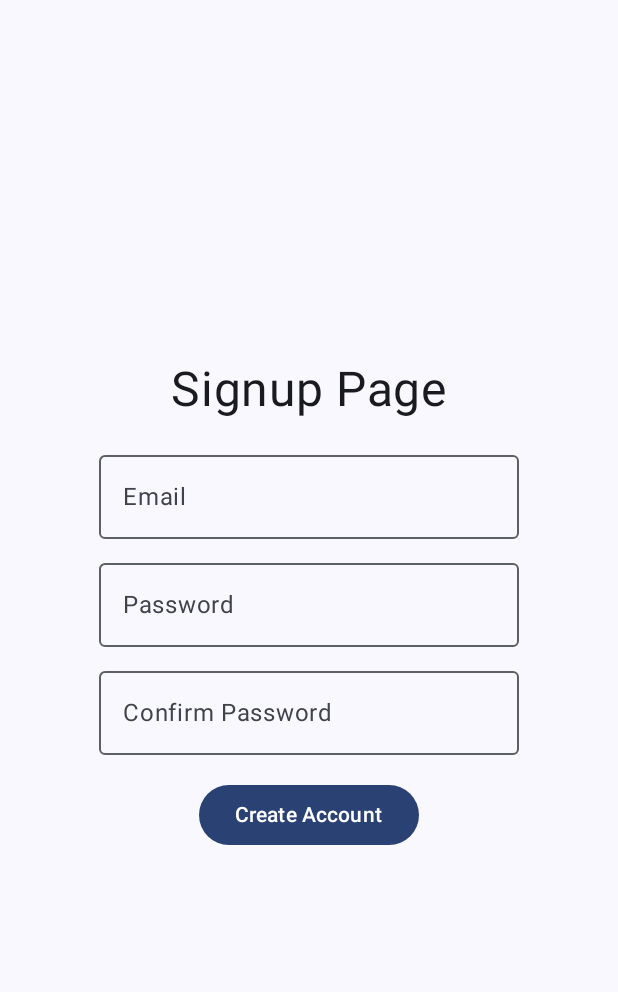
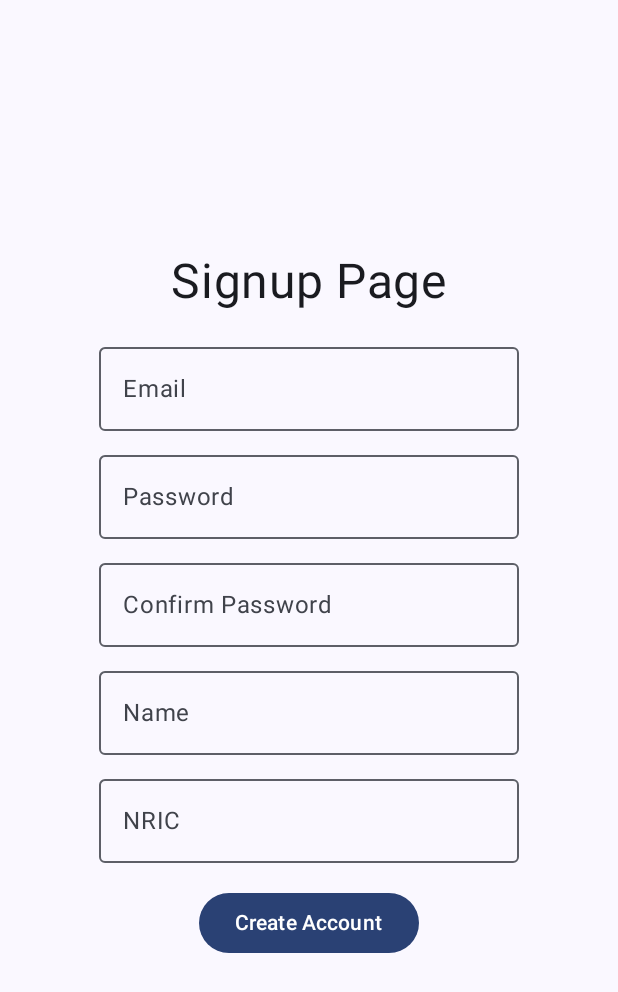
Before and after one commit to xwlow/INF2007_Project, an Android app built with Jetpack Compose: the screen it shows after launch (MainActivity), after a tap on "Don't Have an Account? Sign Up Now!", on a phone screen of 412 x 824 dp. Shown: the top 992 px of the screen. Run offline under Robolectric (Android 15) with nearby library versions, the phone set to English and light mode, and no system bars; our stand-ins replace Firebase (no records; nobody signed in at launch, a user with empty details on screens opened directly), livedata-compose.

Commit message:
updated register

```diff
--- a/app/src/main/java/com/example/inf2007_project/AuthViewModel.kt
+++ b/app/src/main/java/com/example/inf2007_project/AuthViewModel.kt
@@ -62,6 +62,8 @@ class AuthViewModel : ViewModel(){
                     _authState.value = AuthState.Error(task.exception?.message?:"Something went wrong")
                 }
             }
+
+
     }
 
     fun signout(){
--- a/app/src/main/java/com/example/inf2007_project/pages/SignupPage.kt
+++ b/app/src/main/java/com/example/inf2007_project/pages/SignupPage.kt
@@ -26,6 +26,8 @@ import androidx.compose.ui.unit.sp
 import androidx.navigation.NavController
 import com.example.inf2007_project.AuthState
 import com.example.inf2007_project.AuthViewModel
+import com.google.firebase.auth.FirebaseAuth
+import com.google.firebase.firestore.FirebaseFirestore
 
 @Composable
 fun SignupPage(modifier: Modifier = Modifier, navController : NavController, authViewModel: AuthViewModel){
@@ -38,7 +40,14 @@ fun SignupPage(modifier: Modifier = Modifier, navController : NavController, aut
     var cfmPassword by remember {
         mutableStateOf("")
     }
-
+    var name by remember {
+        mutableStateOf("")
+    }
+    var nric by remember {
+        mutableStateOf("")
+    }
+    val db = FirebaseFirestore.getInstance()
+    //val auth = FirebaseAuth.getInstance()
     val authState = authViewModel.authState.observeAsState()
     val context = LocalContext.current
 
@@ -94,13 +103,51 @@ fun SignupPage(modifier: Modifier = Modifier, navController : NavController, aut
             singleLine = true
         )
 
+        Spacer(modifier = Modifier.height(8.dp))
+
+        OutlinedTextField(value = name, onValueChange = {
+            name = it
+        },
+            label = {
+                Text(text = "Name")
+            },
+            singleLine = true
+        )
+
+        Spacer(modifier = Modifier.height(8.dp))
+
+        OutlinedTextField(value = nric, onValueChange = {
+            nric = it
+        },
+            label = {
+                Text(text = "NRIC")
+            },
+            singleLine = true
+        )
+
         Spacer(modifier = Modifier.height(16.dp))
 
         Button(onClick = {
+            val data = mutableMapOf<String, Any>()
+
+//          data["category"] = selectedCategory
+            data["name"] = name
+            data["nric"] = nric
+            data["email"] = email
             if (password == cfmPassword) {
                 authViewModel.signup(email, password)
-                Toast.makeText(context, "Account Successfully Created!", Toast.LENGTH_SHORT).show()
-                navController.navigate("Login")
+                db.collection("userDetail")
+                    .add(data)
+                    .addOnSuccessListener {
+                        Toast.makeText(context, "Account Created successfully!", Toast.LENGTH_SHORT).show()
+                        navController.navigate("Login")
+                    }
+                    .addOnFailureListener{e ->
+                        Toast.makeText(context, "Error adding account: ${e.message}", Toast.LENGTH_SHORT).show()
+                    }
+
+//                Toast.makeText(context, "Account Successfully Created!", Toast.LENGTH_SHORT).show()
+//                navController.navigate("Login")
             }
             else{
                 Toast.makeText(context, "Passwords do not match", Toast.LENGTH_SHORT).show()
```
